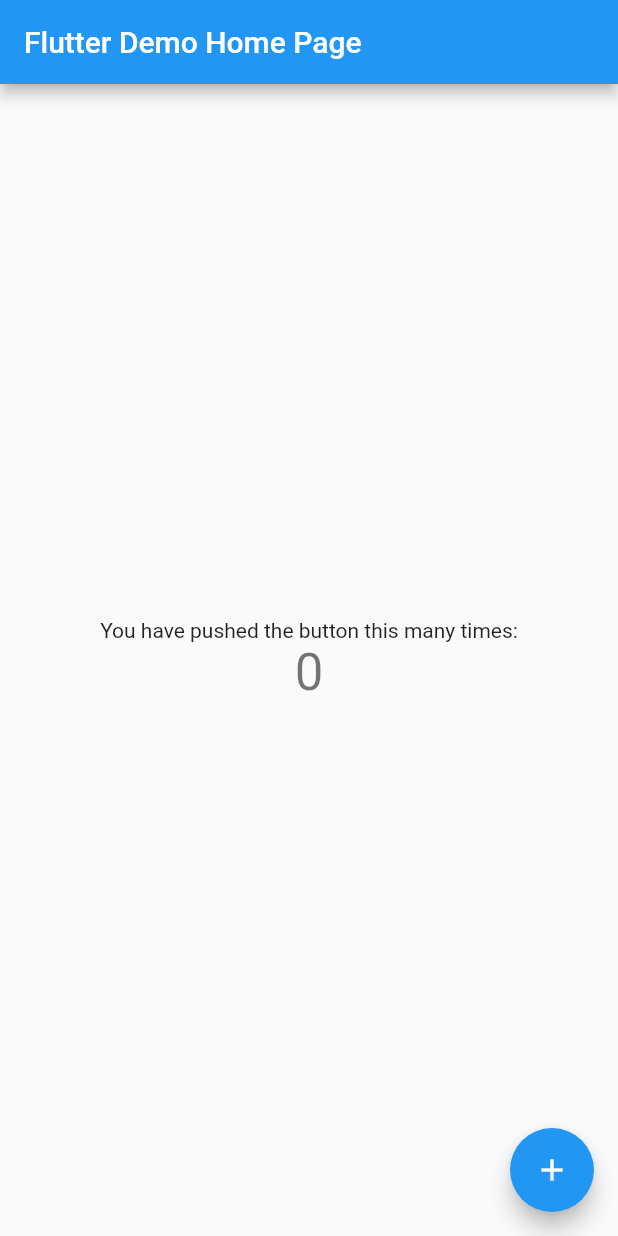
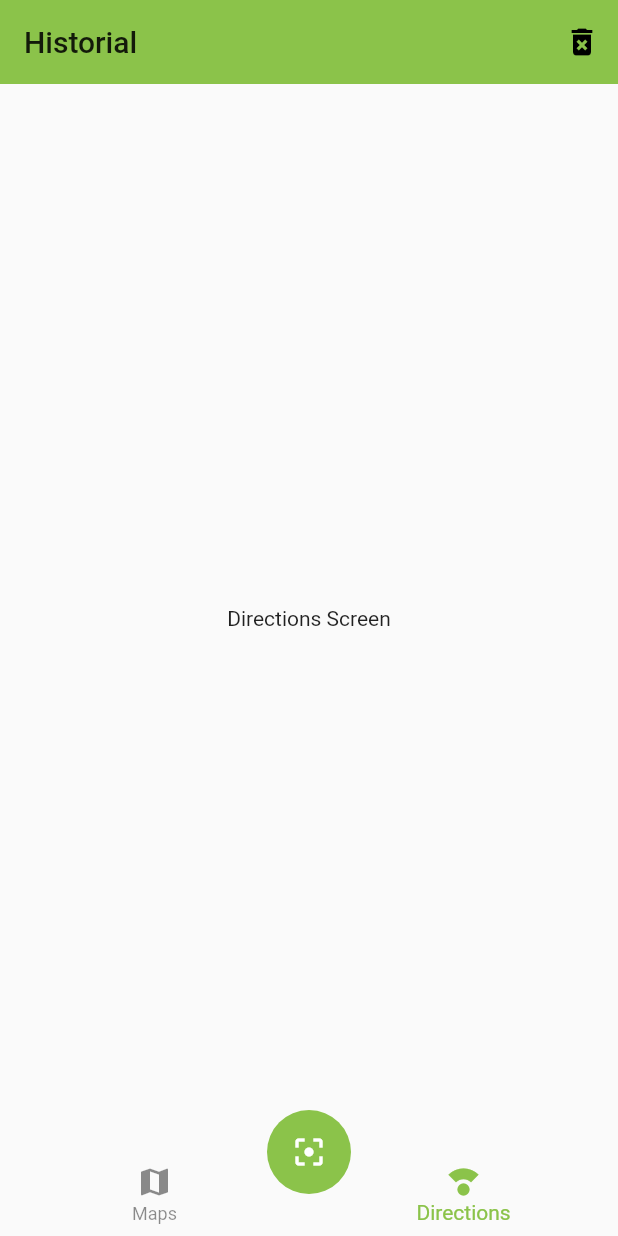
Before and after one commit to AG350/qr_reader, a Flutter app: the screen it shows after launch, on a phone screen of 412 x 824 dp. Run offline on Flutter 3.47's test engine with Material 2 defaults, Android fonts, the phone set to English and light mode, and no system bars; missing offline and left inert: flutter_barcode_scanner.

Commit message:
Diseño y puesta en funcinamiento del lector qr

```diff
--- a/lib/main.dart
+++ b/lib/main.dart
@@ -1,113 +1,28 @@
 import 'package:flutter/material.dart';
+import 'package:provider/provider.dart';
+import 'package:qr_reader/providers/ui_provider.dart';
+import 'package:qr_reader/screens/screens.dart';
+import 'package:qr_reader/theme/costum_theme.dart';
 
-void main() {
-  runApp(MyApp());
-}
+void main() => runApp(MyApp());
 
 class MyApp extends StatelessWidget {
-  // This widget is the root of your application.
   @override
   Widget build(BuildContext context) {
-    return MaterialApp(
-      title: 'Flutter Demo',
-      theme: ThemeData(
-        // This is the theme of your application.
-        //
-        // Try running your application with "flutter run". You'll see the
-        // application has a blue toolbar. Then, without quitting the app, try
-        // changing the primarySwatch below to Colors.green and then invoke
-        // "hot reload" (press "r" in the console where you ran "flutter run",
-        // or simply save your changes to "hot reload" in a Flutter IDE).
-        // Notice that the counter didn't reset back to zero; the application
-        // is not restarted.
-        primarySwatch: Colors.blue,
+    return MultiProvider(
+      providers: [
+        ChangeNotifierProvider(create: (_) => new UiProvider()),
+      ],
+      child: MaterialApp(
+        debugShowCheckedModeBanner: false,
+        title: 'QR reader',
+        initialRoute: 'home',
+        routes: {
+          'home': (_) => HomeScreen(),
+          'maps': (_) => MapScreen(),
+        },
+        theme: costumeTheme(),
       ),
-      home: MyHomePage(title: 'Flutter Demo Home Page'),
     );
   }
 }
-
-class MyHomePage extends StatefulWidget {
-  MyHomePage({Key? key, required this.title}) : super(key: key);
-
-  // This widget is the home page of your application. It is stateful, meaning
-  // that it has a State object (defined below) that contains fields that affect
-  // how it looks.
-
-  // This class is the configuration for the state. It holds the values (in this
-  // case the title) provided by the parent (in this case the App widget) and
-  // used by the build method of the State. Fields in a Widget subclass are
-  // always marked "final".
-
-  final String title;
-
-  @override
-  _MyHomePageState createState() => _MyHomePageState();
-}
-
-class _MyHomePageState extends State<MyHomePage> {
-  int _counter = 0;
-
-  void _incrementCounter() {
-    setState(() {
-      // This call to setState tells the Flutter framework that something has
-      // changed in this State, which causes it to rerun the build method below
-      // so that the display can reflect the updated values. If we changed
-      // _counter without calling setState(), then the build method would not be
-      // called again, and so nothing would appear to happen.
-      _counter++;
-    });
-  }
-
-  @override
-  Widget build(BuildContext context) {
-    // This method is rerun every time setState is called, for instance as done
-    // by the _incrementCounter method above.
-    //
-    // The Flutter framework has been optimized to make rerunning build methods
-    // fast, so that you can just rebuild anything that needs updating rather
-    // than having to individually change instances of widgets.
-    return Scaffold(
-      appBar: AppBar(
-        // Here we take the value from the MyHomePage object that was created by
-        // the App.build method, and use it to set our appbar title.
-        title: Text(widget.title),
-      ),
-      body: Center(
-        // Center is a layout widget. It takes a single child and positions it
-        // in the middle of the parent.
-        child: Column(
-          // Column is also a layout widget. It takes a list of children and
-          // arranges them vertically. By default, it sizes itself to fit its
-          // children horizontally, and tries to be as tall as its parent.
-          //
-          // Invoke "debug painting" (press "p" in the console, choose the
-          // "Toggle Debug Paint" action from the Flutter Inspector in Android
-          // Studio, or the "Toggle Debug Paint" command in Visual Studio Code)
-          // to see the wireframe for each widget.
-          //
-          // Column has various properties to control how it sizes itself and
-          // how it positions its children. Here we use mainAxisAlignment to
-          // center the children vertically; the main axis here is the vertical
-          // axis because Columns are vertical (the cross axis would be
-          // horizontal).
-          mainAxisAlignment: MainAxisAlignment.center,
-          children: <Widget>[
-            Text(
-              'You have pushed the button this many times:',
-            ),
-            Text(
-              '$_counter',
-              style: Theme.of(context).textTheme.headline4,
-            ),
-          ],
-        ),
-      ),
-      floatingActionButton: FloatingActionButton(
-        onPressed: _incrementCounter,
-        tooltip: 'Increment',
-        child: Icon(Icons.add),
-      ), // This trailing comma makes auto-formatting nicer for build methods.
-    );
-  }
-}
--- /dev/null
+++ b/lib/providers/ui_provider.dart
@@ -0,0 +1,10 @@
+import 'package:flutter/material.dart';
+
+class UiProvider extends ChangeNotifier {
+  int _selectedMenuOpt = 1;
+  int get selectedMenuOpt => this._selectedMenuOpt;
+  set selectedMenuOpt(int value) {
+    this._selectedMenuOpt = value;
+    notifyListeners();
+  }
+}
--- /dev/null
+++ b/lib/screens/directions_screen.dart
@@ -0,0 +1,12 @@
+import 'package:flutter/material.dart';
+
+class DirectionsScreen extends StatelessWidget {
+  @override
+  Widget build(BuildContext context) {
+    return Scaffold(
+      body: Center(
+        child: Text('Directions Screen'),
+      ),
+    );
+  }
+}
--- /dev/null
+++ b/lib/screens/home_screen.dart
@@ -0,0 +1,40 @@
+import 'package:flutter/material.dart';
+import 'package:provider/provider.dart';
+import 'package:qr_reader/providers/ui_provider.dart';
+import 'package:qr_reader/screens/screens.dart';
+import 'package:qr_reader/widgets/widgets.dart';
+
+class HomeScreen extends StatelessWidget {
+  @override
+  Widget build(BuildContext context) {
+    return Scaffold(
+      appBar: AppBar(
+        elevation: 0,
+        title: Text('Historial'),
+        actions: [
+          IconButton(onPressed: () {}, icon: Icon(Icons.delete_forever))
+        ],
+      ),
+      body: _HomePageBody(),
+      bottomNavigationBar: CustomNavigationBar(),
+      floatingActionButton: ScanButton(),
+      floatingActionButtonLocation: FloatingActionButtonLocation.centerDocked,
+    );
+  }
+}
+
+class _HomePageBody extends StatelessWidget {
+  @override
+  Widget build(BuildContext context) {
+    final uiProvider = Provider.of<UiProvider>(context);
+    final currentIndex = uiProvider.selectedMenuOpt;
+    switch (currentIndex) {
+      case 0:
+        return MapsScreen();
+      case 1:
+        return DirectionsScreen();
+      default:
+        return MapsScreen();
+    }
+  }
+}
--- /dev/null
+++ b/lib/screens/map_screen.dart
@@ -0,0 +1,12 @@
+import 'package:flutter/material.dart';
+
+class MapScreen extends StatelessWidget {
+  @override
+  Widget build(BuildContext context) {
+    return Scaffold(
+      body: Center(
+        child: Text('Maps Screen'),
+      ),
+    );
+  }
+}
--- /dev/null
+++ b/lib/screens/maps_screen.dart
@@ -0,0 +1,10 @@
+import 'package:flutter/material.dart';
+
+class MapsScreen extends StatelessWidget {
+  @override
+  Widget build(BuildContext context) {
+    return Center(
+      child: Text('Mapas screen'),
+    );
+  }
+}
--- /dev/null
+++ b/lib/screens/screens.dart
@@ -0,0 +1,4 @@
+export 'package:qr_reader/screens/home_screen.dart';
+export 'package:qr_reader/screens/map_screen.dart';
+export 'package:qr_reader/screens/maps_screen.dart';
+export 'package:qr_reader/screens/directions_screen.dart';
--- /dev/null
+++ b/lib/theme/costum_theme.dart
@@ -0,0 +1,15 @@
+import 'package:flutter/material.dart';
+
+final Color colorsTheme = Colors.lightGreen;
+
+ThemeData costumeTheme() {
+  return ThemeData(
+    primaryColor: colorsTheme,
+    floatingActionButtonTheme:
+        FloatingActionButtonThemeData(backgroundColor: colorsTheme),
+    bottomNavigationBarTheme: BottomNavigationBarThemeData(
+      unselectedItemColor: Colors.black45,
+      selectedItemColor: colorsTheme,
+    ),
+  );
+}
--- /dev/null
+++ b/lib/widgets/custom_navigation_bar.dart
@@ -0,0 +1,23 @@
+import 'package:flutter/material.dart';
+import 'package:provider/provider.dart';
+import 'package:qr_reader/providers/ui_provider.dart';
+
+class CustomNavigationBar extends StatelessWidget {
+  @override
+  Widget build(BuildContext context) {
+    final uiProvider = Provider.of<UiProvider>(context);
+    final currentIndex = uiProvider.selectedMenuOpt;
+    return BottomNavigationBar(
+      onTap: (int value) {
+        uiProvider.selectedMenuOpt = value;
+      },
+      elevation: 0,
+      currentIndex: currentIndex,
+      items: <BottomNavigationBarItem>[
+        BottomNavigationBarItem(icon: Icon(Icons.map), label: 'Maps'),
+        BottomNavigationBarItem(
+            icon: Icon(Icons.compass_calibration), label: 'Directions'),
+      ],
+    );
+  }
+}
--- /dev/null
+++ b/lib/widgets/scan_button.dart
@@ -0,0 +1,18 @@
+import 'package:flutter/material.dart';
+import 'package:flutter_barcode_scanner/flutter_barcode_scanner.dart';
+
+class ScanButton extends StatelessWidget {
+  @override
+  Widget build(BuildContext context) {
+    return FloatingActionButton(
+      elevation: 0,
+      child: Icon(Icons.filter_center_focus),
+      onPressed: () async {
+        // String barcodeScanResp = await FlutterBarcodeScanner.scanBarcode(
+        //     '#8bc34a', 'No seguir', false, ScanMode.QR);
+        String barcodeScanResp = 'http://google.com.ar';
+        print(barcodeScanResp);
+      },
+    );
+  }
+}
--- /dev/null
+++ b/lib/widgets/widgets.dart
@@ -0,0 +1,2 @@
+export 'package:qr_reader/widgets/custom_navigation_bar.dart';
+export 'package:qr_reader/widgets/scan_button.dart';
```
Also changed, not shown: pubspec.yaml (+3 -10 lines), pubspec.lock, 1 other file.
